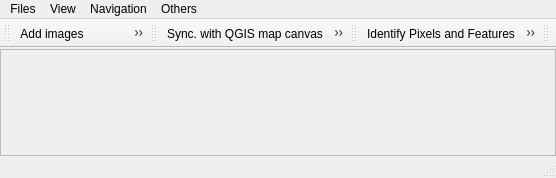
Before: the Qt Designer form eotimeseriesviewer/ui/timeseriesviewer.ui in jakimowb/eo-time-series-viewer, drawn with Qt 5.
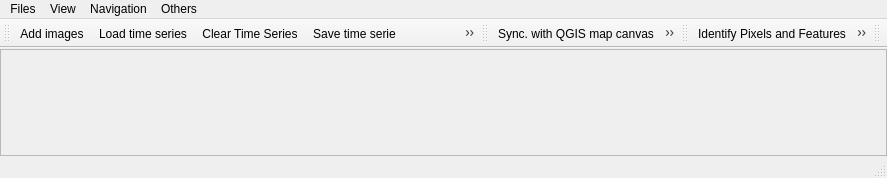
After: the same form once the commit is applied. Icons and pictures are not drawn. Custom widgets are drawn as their Qt base class.

Commit message: Select Feature toolbutton with menu arrow load example data opens example vectorlayer too

Patch:
```diff
--- a/eotimeseriesviewer/ui/timeseriesviewer.ui
+++ b/eotimeseriesviewer/ui/timeseriesviewer.ui
@@ -6,7 +6,7 @@
    <rect>
     <x>0</x>
     <y>0</y>
-    <width>556</width>
+    <width>887</width>
     <height>178</height>
    </rect>
   </property>
@@ -17,6 +17,9 @@
    <iconset resource="resources.qrc">
     <normaloff>:/timeseriesviewer/icons/IconTimeSeries.svg</normaloff>:/timeseriesviewer/icons/IconTimeSeries.svg</iconset>
   </property>
+  <property name="toolButtonStyle">
+   <enum>Qt::ToolButtonFollowStyle</enum>
+  </property>
   <property name="documentMode">
    <bool>false</bool>
   </property>
@@ -99,7 +102,7 @@
         <rect>
          <x>0</x>
          <y>0</y>
-         <width>554</width>
+         <width>885</width>
          <height>90</height>
         </rect>
        </property>
@@ -146,7 +149,7 @@
     <rect>
      <x>0</x>
      <y>0</y>
-     <width>556</width>
+     <width>887</width>
      <height>21</height>
     </rect>
    </property>
```
Left out of the diff: 12 changed lines with no effect on the pictures. The commit also changes 1 other file.
